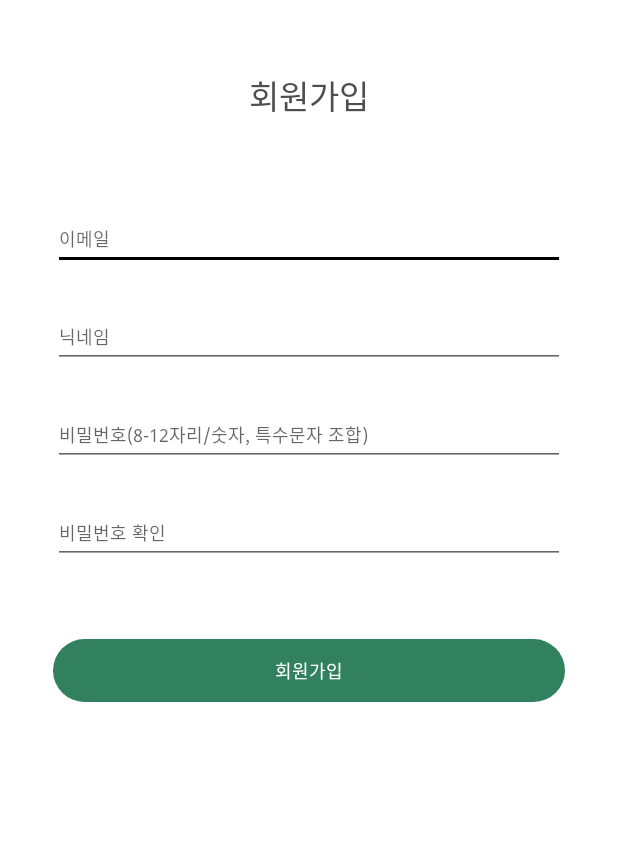
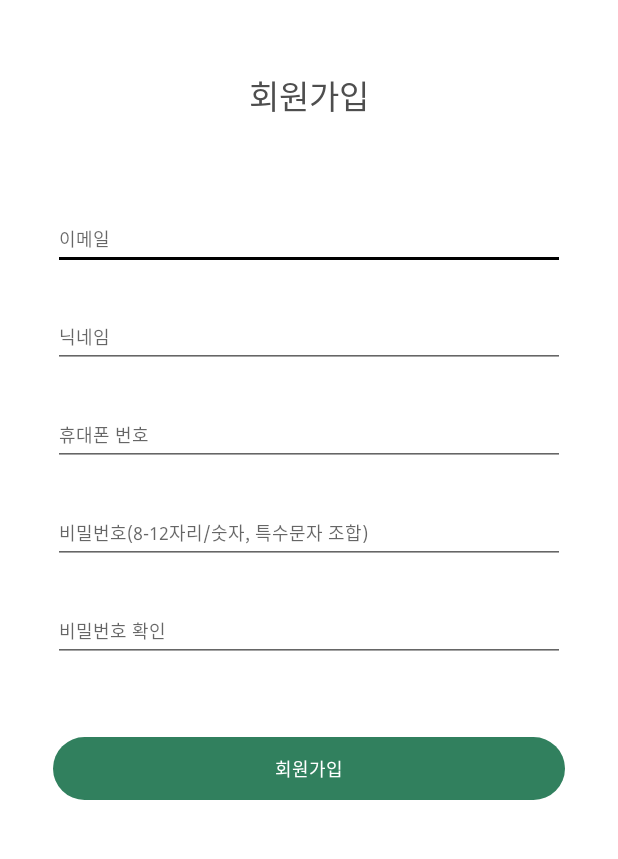
Before and after one commit to ForestMaker/ForestMaker_Android, an Android app: the SignUpActivity screen opened directly, with no data from a screen before it, on a phone screen of 412 x 824 dp, the part 104-963 px from its top. Run offline under Robolectric (Android 15) with nearby library versions, the phone set to English and light mode, and no system bars; 1 statement that could not run was skipped.

Commit message:
[SignIn/SignUp] 휴대폰 번호 추가, 요청 파라미터 변경

```diff
--- a/app/src/main/java/com/example/forestmaker/server/RequestToServer.kt
+++ b/app/src/main/java/com/example/forestmaker/server/RequestToServer.kt
@@ -17,7 +17,7 @@ object RequestToServer {
 
 
     var retrofit: Retrofit =
-        Retrofit.Builder().baseUrl("http://10.0.2.2:4000/")
+        Retrofit.Builder().baseUrl(BASE_URL)
             .addCallAdapterFactory(RxJava2CallAdapterFactory.create())
             .addConverterFactory(GsonConverterFactory.create())
             .client(clientBuilder.build())
--- a/app/src/main/java/com/example/forestmaker/server/data/SignInResponse.kt
+++ b/app/src/main/java/com/example/forestmaker/server/data/SignInResponse.kt
@@ -11,6 +11,7 @@ data class SignInData(
     val _id: String,
     val id: String,
     val pw: String,
+    val phone: String,
     val nickname: String,
     val __v: Int
 )
--- a/app/src/main/java/com/example/forestmaker/server/data/SignUpResponse.kt
+++ b/app/src/main/java/com/example/forestmaker/server/data/SignUpResponse.kt
@@ -11,6 +11,7 @@ data class SignUpData(
     val _id: String,
     val id: String,
     val pw: String,
+    val phone: String,
     val nickname: String,
     val __v: Int
 )
--- a/app/src/main/java/com/example/forestmaker/ui/Sign/SignInActivity.kt
+++ b/app/src/main/java/com/example/forestmaker/ui/Sign/SignInActivity.kt
@@ -64,7 +64,8 @@ class SignInActivity : AppCompatActivity() {
                 if (response.isSuccessful) {
                     Log.d("success", response.body().toString())
                     val intent = Intent(this@SignInActivity, MainActivity::class.java)
-                    intent.putExtra("id", response.body()?.data?.id)
+                    intent.putExtra("nickname", response.body()?.data?.nickname)
+                    intent.putExtra("email", response.body()?.data?.id)
                     startActivity(intent)
                     finish()
                 } else {
--- a/app/src/main/java/com/example/forestmaker/ui/Sign/SignUpActivity.kt
+++ b/app/src/main/java/com/example/forestmaker/ui/Sign/SignUpActivity.kt
@@ -18,11 +18,6 @@ import retrofit2.Response
 
 class SignUpActivity : AppCompatActivity() {
 
-    var id = false
-    var pw1 = false
-    var pw2 = false
-    var nickname = false
-
     override fun onCreate(savedInstanceState: Bundle?) {
         super.onCreate(savedInstanceState)
         setContentView(R.layout.activity_sign_up)
@@ -36,6 +31,7 @@ class SignUpActivity : AppCompatActivity() {
             val signUpJsonData = JSONObject()
             signUpJsonData.put("id", act_signup_edit_id.text.toString())
             signUpJsonData.put("pw", act_signup_edit_password1.text.toString())
+            signUpJsonData.put("phone", act_signup_edit_phone.text.toString())
             signUpJsonData.put("nickname", act_signup_edit_nickname.text.toString())
 
             val body = JsonParser.parseString(signUpJsonData.toString()) as JsonObject
--- a/app/src/main/java/com/example/forestmaker/ui/reserve/ReserveFragment.kt
+++ b/app/src/main/java/com/example/forestmaker/ui/reserve/ReserveFragment.kt
@@ -28,7 +28,7 @@ class ReserveFragment : Fragment() {
         }
     }
 
-    val receiveData by lazy { requireArguments().getString(KEY) }
+    val userNickName by lazy { requireArguments().getString(KEY) }
 
     override fun onCreateView(
         inflater: LayoutInflater, container: ViewGroup?,
@@ -42,7 +42,7 @@ class ReserveFragment : Fragment() {
         super.onViewCreated(view, savedInstanceState)
 
         // 사용자 이름 설정
-        frag_reserve_txt_name.text = receiveData
+        frag_reserve_txt_name.text = userNickName
 
         frag_reserve_btn_planting.setOnClickListener {
             val intent = Intent(activity, SelectLocationActivity::class.java)
--- a/app/src/main/res/layout/activity_sign_up.xml
+++ b/app/src/main/res/layout/activity_sign_up.xml
@@ -69,6 +69,20 @@
         app:layout_constraintTop_toBottomOf="@+id/act_signup_edit_id" />
 
     <EditText
+        android:id="@+id/act_signup_edit_phone"
+        android:layout_width="match_parent"
+        android:layout_height="wrap_content"
+        android:layout_marginHorizontal="35dp"
+        android:layout_marginTop="25dp"
+        android:fontFamily="@font/notosans_regular"
+        android:hint="휴대폰 번호"
+        android:textColor="@color/black"
+        android:textSize="12sp"
+        app:layout_constraintEnd_toEndOf="@+id/act_signup_edit_nickname"
+        app:layout_constraintStart_toStartOf="@+id/act_signup_edit_nickname"
+        app:layout_constraintTop_toBottomOf="@+id/act_signup_edit_nickname" />
+
+    <EditText
         android:id="@+id/act_signup_edit_password1"
         android:layout_width="match_parent"
         android:layout_height="wrap_content"
@@ -79,9 +93,9 @@
         android:inputType="textPassword"
         android:fontFamily="@font/notosans_regular"
         android:textSize="12sp"
-        app:layout_constraintEnd_toEndOf="@+id/act_signup_edit_nickname"
-        app:layout_constraintStart_toStartOf="@+id/act_signup_edit_nickname"
-        app:layout_constraintTop_toBottomOf="@+id/act_signup_edit_nickname" />
+        app:layout_constraintEnd_toEndOf="@+id/act_signup_edit_phone"
+        app:layout_constraintStart_toStartOf="@+id/act_signup_edit_phone"
+        app:layout_constraintTop_toBottomOf="@+id/act_signup_edit_phone" />
 
     <EditText
         android:id="@+id/act_signup_edit_password2"
```
Also changed, not shown: app/src/main/java/com/example/forestmaker/MainActivity.kt (+6 -3 lines), app/src/main/java/com/example/forestmaker/ui/BottomTab/BottomTapAdapter.kt (+4 -4 lines), app/src/main/java/com/example/forestmaker/ui/home/HomeFragment.kt (+9 -7 lines), app/src/main/java/com/example/forestmaker/ui/mypage/MyPageFragment.kt (+10 -6 lines).
